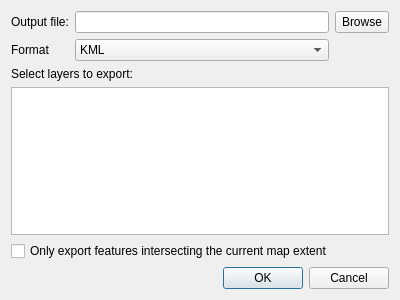
First picture: the form in src/ui/qgskmlexportdialogbase.ui, repository kadas-albireo/kadas-albireo, before the edit.
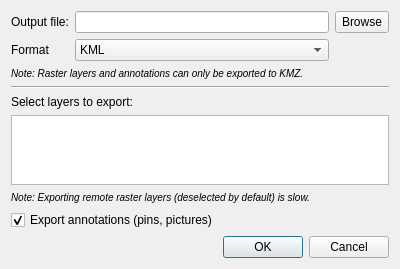
Second picture: the form after the edit.

Commit message: Rework KML/KMZ export: export billboards, allow exporting raster layers, improve the structure of the KML file, remove half-baked support for exporting visible extent only

```diff
--- a/src/ui/qgskmlexportdialogbase.ui
+++ b/src/ui/qgskmlexportdialogbase.ui
@@ -7,13 +7,30 @@
     <x>0</x>
     <y>0</y>
     <width>400</width>
-    <height>300</height>
+    <height>263</height>
    </rect>
   </property>
   <property name="windowTitle">
    <string>KML export</string>
   </property>
   <layout class="QGridLayout" name="gridLayout">
+   <item row="3" column="0" colspan="3">
+    <widget class="Line" name="line">
+     <property name="orientation">
+      <enum>Qt::Horizontal</enum>
+     </property>
+    </widget>
+   </item>
+   <item row="6" column="0" colspan="3">
+    <widget class="QLabel" name="label_3">
+     <property name="text">
+      <string>&lt;html&gt;&lt;head/&gt;&lt;body&gt;&lt;p&gt;&lt;span style=&quot; font-size:small; font-style:italic;&quot;&gt;Note: Exporting remote raster layers (deselected by default) is slow.&lt;/span&gt;&lt;/p&gt;&lt;/body&gt;&lt;/html&gt;</string>
+     </property>
+     <property name="wordWrap">
+      <bool>true</bool>
+     </property>
+    </widget>
+   </item>
    <item row="0" column="0">
     <widget class="QLabel" name="mSaveAsLabel">
      <property name="text">
@@ -21,14 +38,7 @@
      </property>
     </widget>
    </item>
-   <item row="5" column="0" colspan="3">
-    <widget class="QCheckBox" name="mMapExtentCheckBox">
-     <property name="text">
-      <string>Only export features intersecting the current map extent</string>
-     </property>
-    </widget>
-   </item>
-   <item row="2" column="0" colspan="3">
+   <item row="4" column="0" colspan="3">
     <widget class="QLabel" name="label">
      <property name="text">
       <string>Select layers to export:</string>
@@ -51,10 +61,10 @@
      </property>
     </widget>
    </item>
-   <item row="3" column="0" colspan="3">
+   <item row="5" column="0" colspan="3">
     <widget class="QListWidget" name="mLayerListWidget"/>
    </item>
-   <item row="6" column="0" colspan="3">
+   <item row="9" column="0" colspan="3">
     <widget class="QDialogButtonBox" name="buttonBox">
      <property name="orientation">
       <enum>Qt::Horizontal</enum>
@@ -85,6 +95,26 @@
      </item>
     </widget>
    </item>
+   <item row="7" column="0" colspan="3">
+    <widget class="QCheckBox" name="mAnnotationsCheckBox">
+     <property name="text">
+      <string>Export annotations (pins, pictures)</string>
+     </property>
+     <property name="checked">
+      <bool>true</bool>
+     </property>
+    </widget>
+   </item>
+   <item row="2" column="0" colspan="3">
+    <widget class="QLabel" name="label_2">
+     <property name="text">
+      <string>&lt;html&gt;&lt;head/&gt;&lt;body&gt;&lt;p&gt;&lt;span style=&quot; font-size:small; font-style:italic;&quot;&gt;Note: Raster layers and annotations can only be exported to KMZ.&lt;/span&gt;&lt;/p&gt;&lt;/body&gt;&lt;/html&gt;</string>
+     </property>
+     <property name="wordWrap">
+      <bool>true</bool>
+     </property>
+    </widget>
+   </item>
   </layout>
  </widget>
  <resources/>
```
The commit also changes 6 other files.
